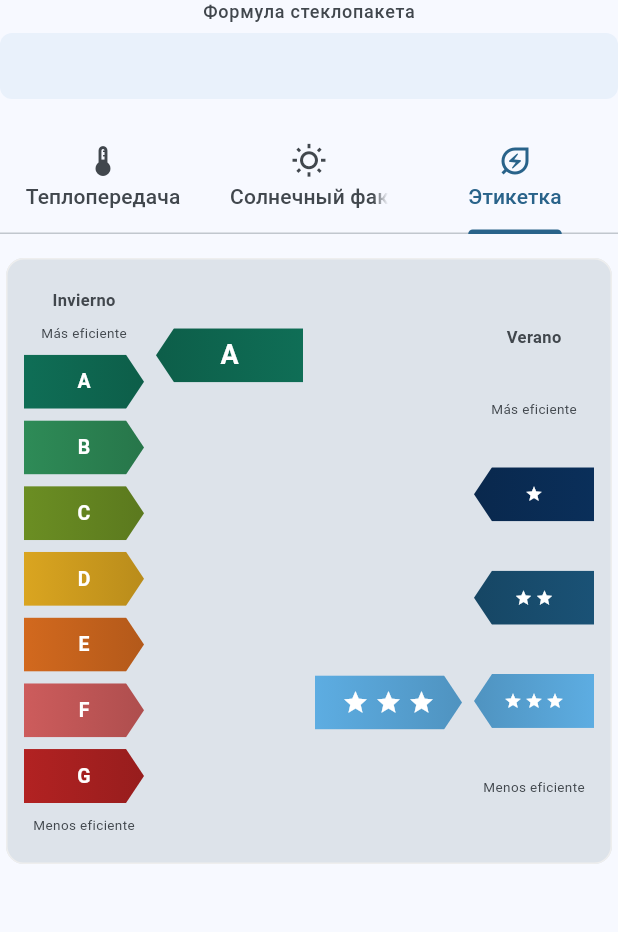
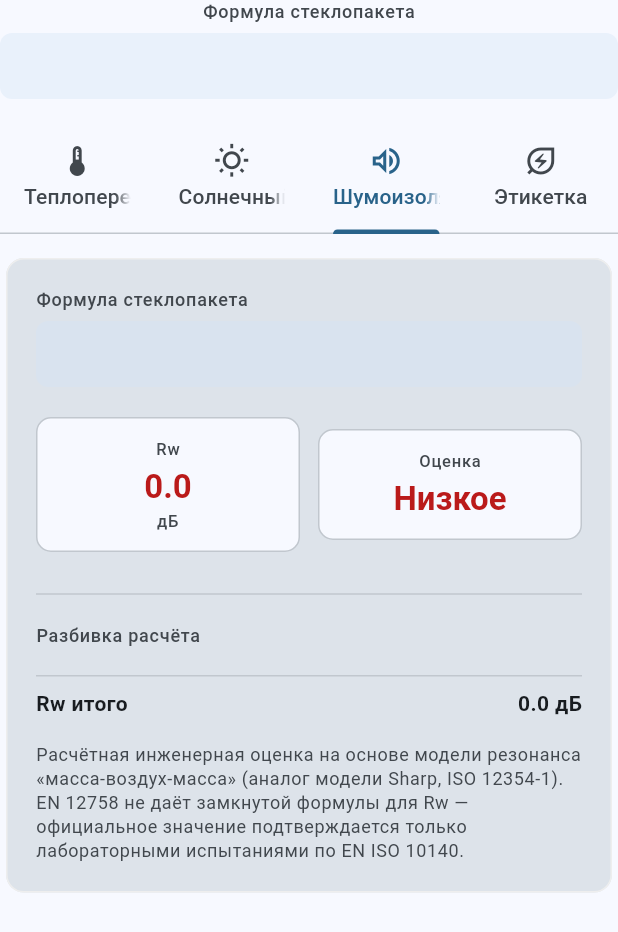
Before and after one commit to KonstantinLeschenko/glazing_calculator, a Flutter app: the ResultTabsCard widget shown alone on an empty page, opened directly with empty values, tab 3 chosen, on a phone screen of 412 x 824 dp. Shown: the top 932 px of the screen. Run offline on Flutter 3.47's test engine with Material 3 defaults, Android fonts, the phone set to English and light mode, and no system bars.

Commit message:
DB_added

```diff
--- a/lib/ui/calculator_screen.dart
+++ b/lib/ui/calculator_screen.dart
@@ -3,6 +3,7 @@ import '../models/glass.dart';
 import '../models/glazing_unit.dart';
 import '../models/spacer.dart';
 import '../services/solar_calculator.dart';
+import '../services/sound_calculator.dart';
 import '../services/thermal_calculator.dart';
 import 'widgets/result_tabs_card.dart';
 import 'widgets/spacer_selector.dart';
@@ -31,6 +32,7 @@ class _CalculatorScreenState extends State<CalculatorScreen> {
   // ── Сервисы ───────────────────────────────────────────────────────────────
   final _thermalCalculator = ThermalCalculator();
   final _solarCalculator = SolarCalculator();
+  final _soundCalculator = SoundCalculator();
 
   // ── Построение GlazingUnit из текущего состояния ─────────────────────────
   GlazingUnit _buildUnit() {
@@ -62,12 +64,16 @@ class _CalculatorScreenState extends State<CalculatorScreen> {
     // Солнечный расчёт (только для стеклопакета)
     final solarResult = _solarCalculator.calculateGlazing(unit);
 
+    // Расчёт звукоизоляции
+    final soundResult = _soundCalculator.calculate(unit);
+
     _showResultDialog(
       title: 'Результаты расчёта',
       child: ResultTabsCard(
         formula: formula,
         thermalResult: thermalResult,
         solarResult: solarResult,
+        soundResult: soundResult,
       ),
     );
   }
--- a/lib/ui/widgets/result_tabs_card.dart
+++ b/lib/ui/widgets/result_tabs_card.dart
@@ -1,29 +1,34 @@
 import 'package:flutter/material.dart';
 import '../../services/solar_calculator.dart';
+import '../../services/sound_calculator.dart';
 import '../../services/thermal_calculator.dart';
 import 'energy_label_card.dart';
 import 'result_card.dart' as thermal;
 import 'solar_result_card.dart' as solar;
+import 'sound_result_card.dart' as sound;
 
-/// Карточка результатов с вкладками "Теплопередача", "Солнечный фактор" и "Этикетка".
+/// Карточка результатов с вкладками "Теплопередача", "Солнечный фактор",
+/// "Шумоизоляция" и "Этикетка".
 ///
-/// Показывает формулу стеклопакета и три таба с результатами расчётов.
+/// Показывает формулу стеклопакета и четыре таба с результатами расчётов.
 class ResultTabsCard extends StatelessWidget {
   final String formula;
   final ThermalResult thermalResult;
   final SolarResult solarResult;
+  final SoundResult soundResult;
 
   const ResultTabsCard({
     super.key,
     required this.formula,
     required this.thermalResult,
     required this.solarResult,
+    required this.soundResult,
   });
 
   @override
   Widget build(BuildContext context) {
     return DefaultTabController(
-      length: 3,
+      length: 4,
       child: Column(
         mainAxisSize: MainAxisSize.min,
         children: [
@@ -68,6 +73,10 @@ class ResultTabsCard extends StatelessWidget {
                 text: 'Солнечный фактор',
               ),
               Tab(
+                icon: Icon(Icons.volume_up_outlined),
+                text: 'Шумоизоляция',
+              ),
+              Tab(
                 icon: Icon(Icons.energy_savings_leaf_outlined),
                 text: 'Этикетка',
               ),
@@ -98,6 +107,12 @@ class ResultTabsCard extends StatelessWidget {
                   ),
                 ),
                 SingleChildScrollView(
+                  child: sound.SoundResultCard(
+                    formula: formula,
+                    result: soundResult,
+                  ),
+                ),
+                SingleChildScrollView(
                   child: EnergyLabelCard(
                     ug: thermalResult.ug,
                     ggl: solarResult.glazing.ggl,
--- /dev/null
+++ b/lib/ui/widgets/sound_result_card.dart
@@ -0,0 +1,213 @@
+import 'package:flutter/material.dart';
+import '../../services/sound_calculator.dart';
+
+/// Карточка с результатами оценки звукоизоляции (Rw) стеклопакета.
+class SoundResultCard extends StatelessWidget {
+  final String formula;
+  final SoundResult result;
+
+  const SoundResultCard({
+    super.key,
+    required this.formula,
+    required this.result,
+  });
+
+  @override
+  Widget build(BuildContext context) {
+    final cs = Theme.of(context).colorScheme;
+    final tt = Theme.of(context).textTheme;
+
+    return Card(
+      color: cs.surfaceVariant,
+      child: Padding(
+        padding: const EdgeInsets.all(20),
+        child: Column(
+          crossAxisAlignment: CrossAxisAlignment.stretch,
+          children: [
+            // Формула
+            Text('Формула стеклопакета',
+                style: tt.labelMedium?.copyWith(color: cs.onSurfaceVariant)),
+            const SizedBox(height: 6),
+            Container(
+              padding: const EdgeInsets.symmetric(horizontal: 14, vertical: 10),
+              decoration: BoxDecoration(
+                color: cs.secondaryContainer.withOpacity(0.4),
+                borderRadius: BorderRadius.circular(8),
+              ),
+              child: Text(
+                formula,
+                style: tt.titleMedium?.copyWith(
+                  fontWeight: FontWeight.w600,
+                  letterSpacing: 0.5,
+                ),
+              ),
+            ),
+
+            const SizedBox(height: 20),
+
+            // Главный показатель
+            Row(
+              children: [
+                Expanded(
+                  child: _MainMetric(
+                    label: 'Rw',
+                    value: result.rw.toStringAsFixed(1),
+                    unit: 'дБ',
+                    color: _colorForRw(cs, result.rw),
+                    tooltip: 'Расчётная оценка индекса звукоизоляции',
+                  ),
+                ),
+                const SizedBox(width: 12),
+                Expanded(
+                  child: _MainMetric(
+                    label: 'Оценка',
+                    value: _ratingText(result.rw),
+                    unit: '',
+                    color: _colorForRw(cs, result.rw),
+                    tooltip: 'Ориентировочная оценка звукоизоляции',
+                  ),
+                ),
+              ],
+            ),
+
+            const SizedBox(height: 20),
+            Divider(color: cs.outlineVariant),
+            const SizedBox(height: 12),
+
+            // Разбивка расчёта
+            Text('Разбивка расчёта',
+                style: tt.labelMedium?.copyWith(color: cs.onSurfaceVariant)),
+            const SizedBox(height: 10),
+            ...result.layers.map((layer) => _LayerRow(layer: layer)),
+
+            const SizedBox(height: 8),
+            Divider(color: cs.outlineVariant, height: 1),
+            const SizedBox(height: 8),
+
+            // Итоговая строка
+            Row(
+              mainAxisAlignment: MainAxisAlignment.spaceBetween,
+              children: [
+                Text('Rw итого',
+                    style: tt.bodyMedium?.copyWith(fontWeight: FontWeight.w600)),
+                Text(
+                  '${result.rw.toStringAsFixed(1)} дБ',
+                  style: tt.bodyMedium?.copyWith(fontWeight: FontWeight.w600),
+                ),
+              ],
+            ),
+            const SizedBox(height: 16),
+            // Сноска
+            Text(
+              'Расчётная инженерная оценка на основе модели резонанса '
+              '«масса-воздух-масса» (аналог модели Sharp, ISO 12354-1). '
+              'EN 12758 не даёт замкнутой формулы для Rw — официальное '
+              'значение подтверждается только лабораторными испытаниями '
+              'по EN ISO 10140.',
+              style: tt.bodySmall?.copyWith(color: cs.onSurfaceVariant),
+            ),
+          ],
+        ),
+      ),
+    );
+  }
+
+  Color _colorForRw(ColorScheme cs, double rw) {
+    if (rw >= 35) return const Color(0xFF0F6E56);
+    if (rw >= 30) return const Color(0xFF185FA5);
+    if (rw >= 27) return const Color(0xFF854F0B);
+    return cs.error;
+  }
+
+  String _ratingText(double rw) {
+    if (rw >= 35) return 'Отлично';
+    if (rw >= 30) return 'Хорошо';
+    if (rw >= 27) return 'Удовл.';
+    return 'Низкое';
+  }
+}
+
+// ── Вспомогательные виджеты ────────────────────────────────────────────────
+
+class _MainMetric extends StatelessWidget {
+  final String label;
+  final String value;
+  final String unit;
+  final Color color;
+  final String tooltip;
+
+  const _MainMetric({
+    required this.label,
+    required this.value,
+    required this.unit,
+    required this.color,
+    required this.tooltip,
+  });
+
+  @override
+  Widget build(BuildContext context) {
+    final cs = Theme.of(context).colorScheme;
+    final tt = Theme.of(context).textTheme;
+
+    return Tooltip(
+      message: tooltip,
+      child: Container(
+        padding: const EdgeInsets.symmetric(vertical: 12, horizontal: 10),
+        decoration: BoxDecoration(
+          color: cs.surface,
+          borderRadius: BorderRadius.circular(10),
+          border: Border.all(color: cs.outlineVariant),
+        ),
+        child: Column(
+          children: [
+            Text(label,
+                style: tt.labelSmall?.copyWith(color: cs.onSurfaceVariant)),
+            const SizedBox(height: 4),
+            Text(
+              value,
+              style: tt.titleLarge?.copyWith(
+                color: color,
+                fontWeight: FontWeight.w700,
+              ),
+            ),
+            if (unit.isNotEmpty)
+              Text(unit,
+                  style: tt.labelSmall?.copyWith(color: cs.onSurfaceVariant),
+                  textAlign: TextAlign.center),
+          ],
+        ),
+      ),
+    );
+  }
+}
+
+class _LayerRow extends StatelessWidget {
+  final SoundLayer layer;
+
+  const _LayerRow({required this.layer});
+
+  @override
+  Widget build(BuildContext context) {
+    final cs = Theme.of(context).colorScheme;
+    final tt = Theme.of(context).textTheme;
+
+    return Padding(
+      padding: const EdgeInsets.symmetric(vertical: 4),
+      child: Row(
+        mainAxisAlignment: MainAxisAlignment.spaceBetween,
+        children: [
+          Expanded(
+            child: Text(layer.label,
+                style: tt.bodySmall?.copyWith(color: cs.onSurfaceVariant),
+                overflow: TextOverflow.ellipsis),
+          ),
+          const SizedBox(width: 8),
+          Text(
+            layer.value,
+            style: tt.bodySmall?.copyWith(fontWeight: FontWeight.w500),
+          ),
+        ],
+      ),
+    );
+  }
+}
--- a/pubspec.yaml
+++ b/pubspec.yaml
@@ -16,7 +16,7 @@ publish_to: 'none' # Remove this line if you wish to publish to pub.dev
 # https://developer.apple.com/library/archive/documentation/General/Reference/InfoPlistKeyReference/Articles/CoreFoundationKeys.html
 # In Windows, build-name is used as the major, minor, and patch parts
 # of the product and file versions while build-number is used as the build suffix.
-version: 1.0.3+4
+version: 1.0.4+5
 
 environment:
   sdk: '>=3.3.4 <4.0.0'
```
Also changed, not shown: lib/services/sound_calculator.dart (added, +211 -0 lines), 1 other file.
